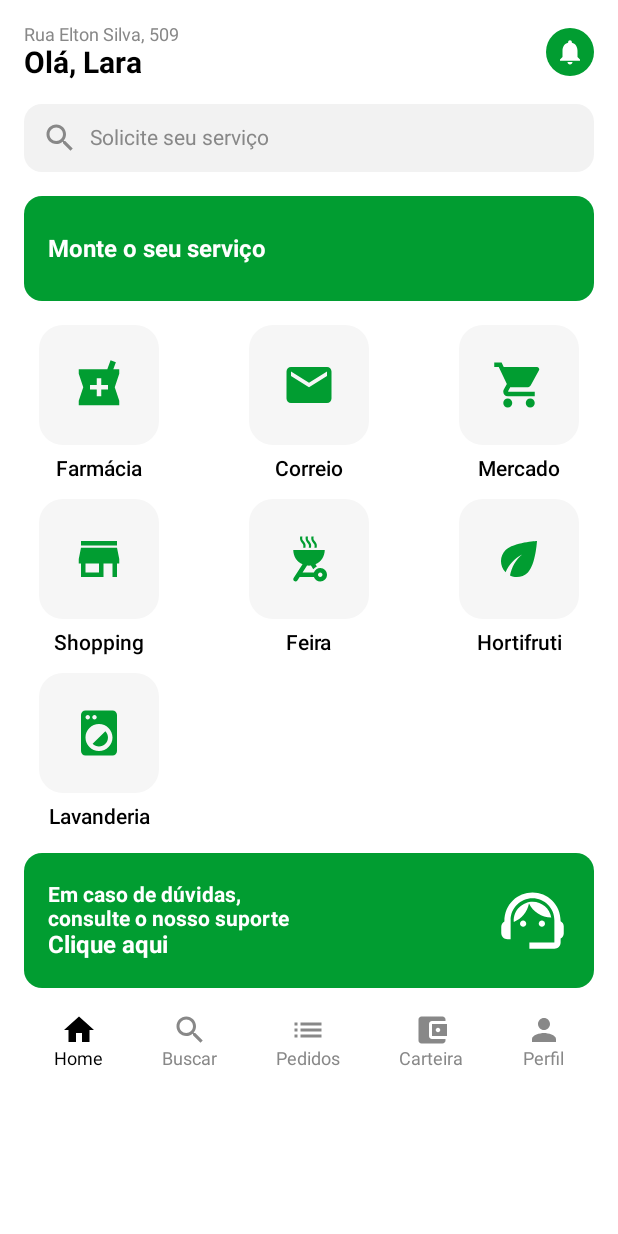
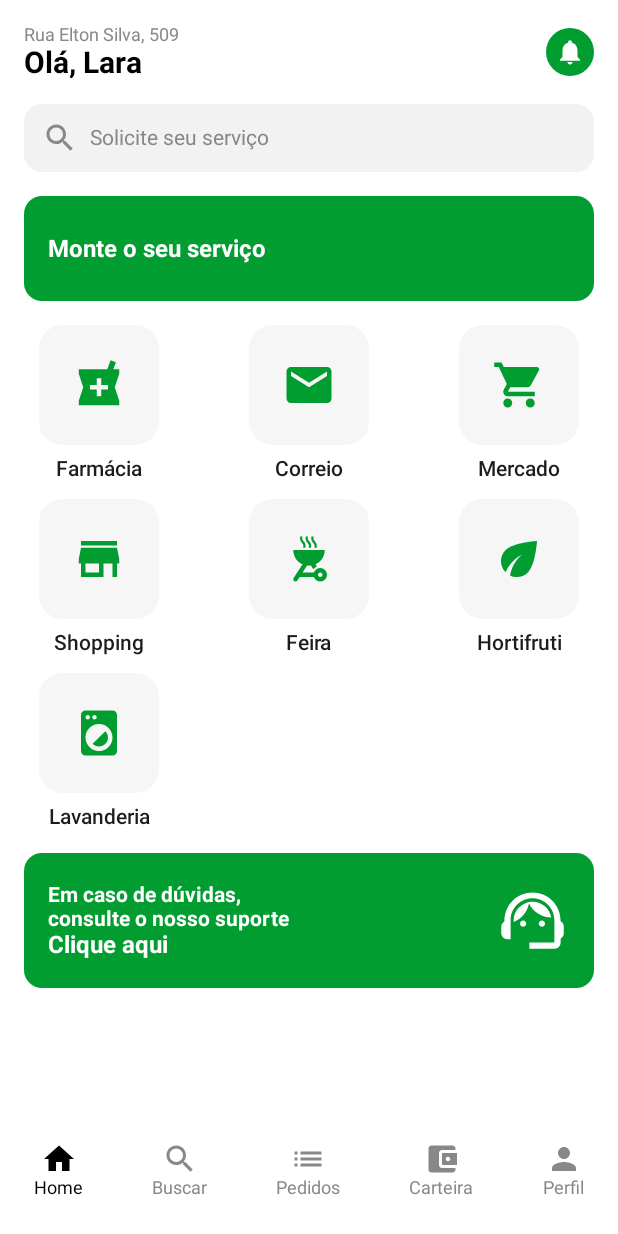
Before and after one commit to kbueno011/Facilita--Mobile--TCC, an Android app built with Jetpack Compose: the @Preview function TelaHomePreview, on a phone screen of 412 x 824 dp. Run offline under Robolectric (Android 15) with nearby library versions, the phone set to English and light mode, and no system bars.

Commit message:
Personalizando NavBar

```diff
--- a/app/src/main/java/com/exemple/facilita/MainActivity.kt
+++ b/app/src/main/java/com/exemple/facilita/MainActivity.kt
@@ -30,7 +30,7 @@ class MainActivity : ComponentActivity() {
 fun AppNavHost(navController: NavHostController) {
     NavHost(
         navController = navController,
-        startDestination = "tela_endereco"
+        startDestination = "splash"
     ) {
         composable("splash") {
             SplashScreen(navController)
@@ -75,6 +75,10 @@ fun AppNavHost(navController: NavHostController) {
 
         }
 
+        composable("tela_home") {
+            TelaHome(navController)
+        }
+
 
 
     }
--- a/app/src/main/java/com/exemple/facilita/screens/TelaHome.kt
+++ b/app/src/main/java/com/exemple/facilita/screens/TelaHome.kt
@@ -6,10 +6,7 @@ import androidx.compose.foundation.shape.CircleShape
 import androidx.compose.foundation.shape.RoundedCornerShape
 import androidx.compose.material.icons.Icons
 import androidx.compose.material.icons.filled.*
-import androidx.compose.material3.Card
-import androidx.compose.material3.CardDefaults
-import androidx.compose.material3.Icon
-import androidx.compose.material3.Text
+import androidx.compose.material3.*
 import androidx.compose.runtime.Composable
 import androidx.compose.ui.Alignment
 import androidx.compose.ui.Modifier
@@ -18,16 +15,37 @@ import androidx.compose.ui.text.font.FontWeight
 import androidx.compose.ui.tooling.preview.Preview
 import androidx.compose.ui.unit.dp
 import androidx.compose.ui.unit.sp
+import androidx.navigation.NavController
+import androidx.navigation.compose.rememberNavController
 
 @Composable
-fun TelaHome() {
+fun TelaHome(navController: NavController) {
+    Scaffold(
+        bottomBar = {
+            Row(
+                modifier = Modifier
+                    .fillMaxWidth()
+                    .background(Color.White)
+                    .padding(bottom = 25.dp),
+                horizontalArrangement = Arrangement.SpaceAround,
+                verticalAlignment = Alignment.CenterVertically
+            ) {
+                MenuItem("Home", Icons.Default.Home, true)
+                MenuItem("Buscar", Icons.Default.Search, false)
+                MenuItem("Pedidos", Icons.Default.List, false)
+                MenuItem("Carteira", Icons.Default.AccountBalanceWallet, false)
+                MenuItem("Perfil", Icons.Default.Person, false)
+            }
+        }
+    ) { paddingValues ->
         Column(
             modifier = Modifier
                 .fillMaxSize()
                 .background(Color.White)
+                .padding(paddingValues)
                 .padding(16.dp)
         ) {
-        // 🔹 Topo - Endereço + Notificação
+            // Endereço e Notificação
             Row(
                 modifier = Modifier.fillMaxWidth(),
                 horizontalArrangement = Arrangement.SpaceBetween,
@@ -102,7 +120,7 @@ fun TelaHome() {
 
             Spacer(modifier = Modifier.height(16.dp))
 
-        // 🔹 Grid de categorias (usando ícones nativos)
+            // 🔹 Grid de categorias
             Column {
                 Row(
                     modifier = Modifier.fillMaxWidth(),
@@ -169,22 +187,6 @@ fun TelaHome() {
                     )
                 }
             }
-
-        Spacer(modifier = Modifier.height(16.dp))
-
-        // 🔹 Menu inferior fixo
-        Row(
-            modifier = Modifier
-                .fillMaxWidth()
-                .background(Color.White),
-            horizontalArrangement = Arrangement.SpaceAround,
-            verticalAlignment = Alignment.CenterVertically
-        ) {
-            MenuItem("Home", Icons.Default.Home, true)
-            MenuItem("Buscar", Icons.Default.Search, false)
-            MenuItem("Pedidos", Icons.Default.List, false)
-            MenuItem("Carteira", Icons.Default.AccountBalanceWallet, false)
-            MenuItem("Perfil", Icons.Default.Person, false)
         }
     }
 }
@@ -234,5 +236,6 @@ fun MenuItem(titulo: String, icon: androidx.compose.ui.graphics.vector.ImageVect
 @Preview(showBackground = true, showSystemUi = true)
 @Composable
 fun TelaHomePreview() {
-    TelaHome()
+    val navController = rememberNavController()
+    TelaHome(navController = navController)
 }
--- a/app/src/main/java/com/exemple/facilita/sevice/RetrofitFactory.kt
+++ b/app/src/main/java/com/exemple/facilita/sevice/RetrofitFactory.kt
@@ -14,7 +14,7 @@ class RetrofitFactory {
 
     // Retrofit para sua API local
     private val retrofitUser: Retrofit = Retrofit.Builder()
-        .baseUrl("https://server-facilita.onrender.com/")
+        .baseUrl("http://10.107.144.7:8080")
         .addConverterFactory(GsonConverterFactory.create(gson))
         .build()
 
```
Lines whose indentation alone changed are shown as unchanged.
